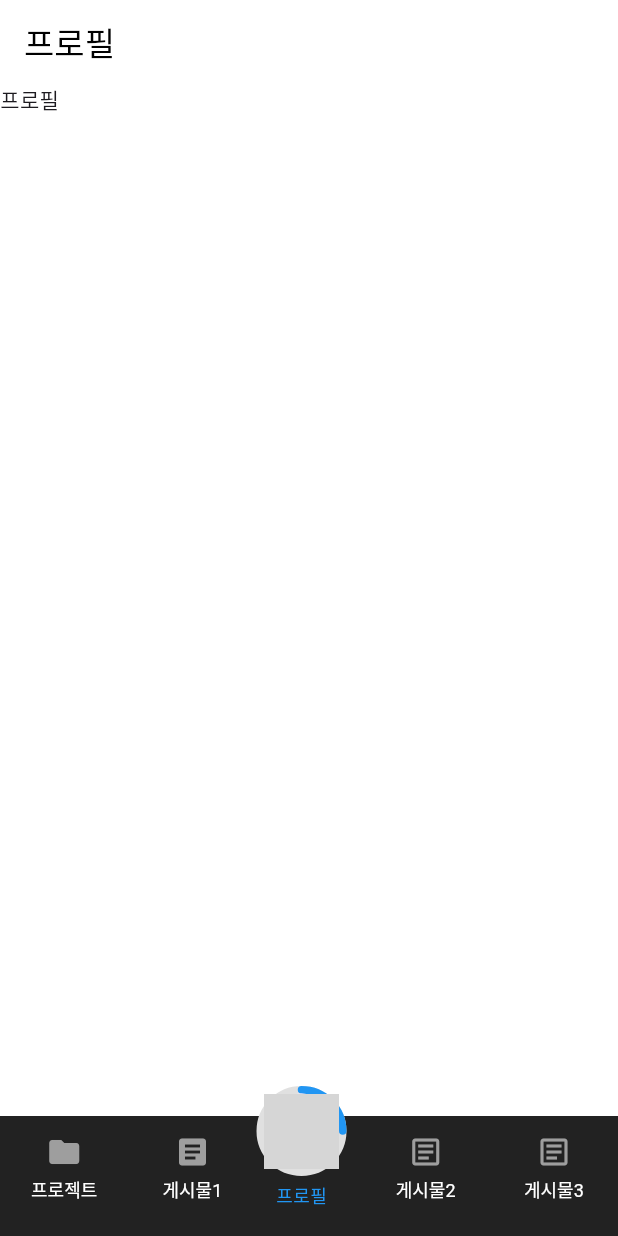
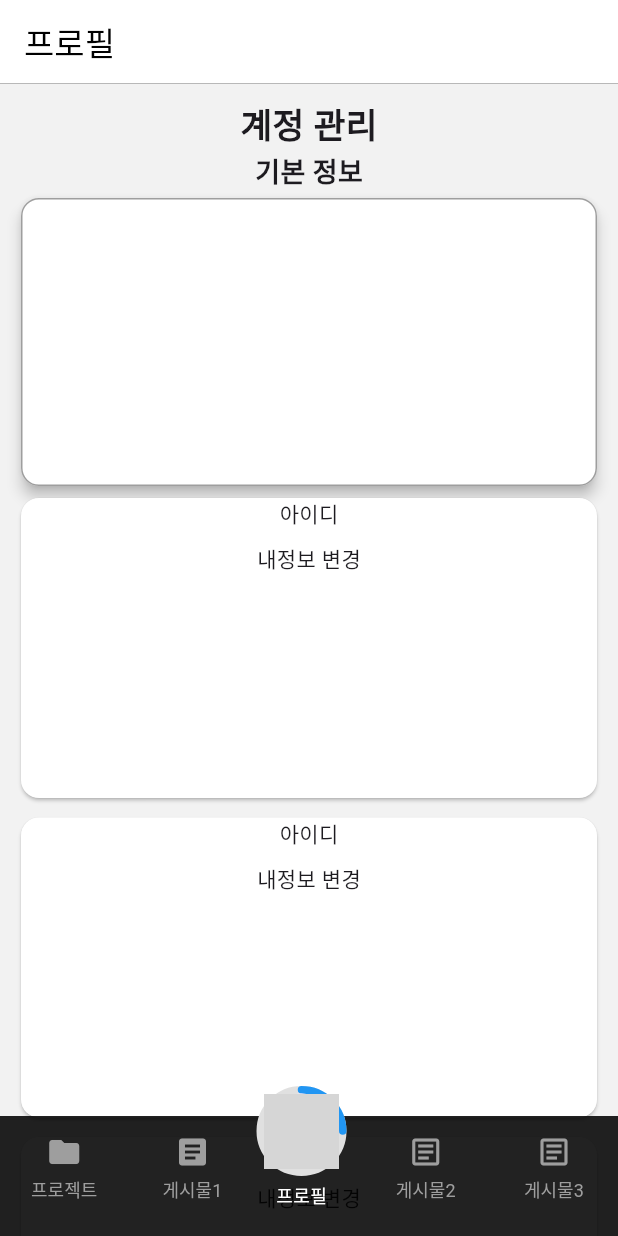
Before and after one commit to hanu1229/devconnect_app, a Flutter app: the screen it shows after launch, item 3 of the bottom bar chosen, on a phone screen of 412 x 824 dp. Run offline on Flutter 3.47's test engine with Material 3 defaults, Android fonts, the phone set to English and light mode, and no system bars; drawn by our look-alikes of percent_indicator; network calls fail; grey boxes are pictures that could not be loaded.

Commit message:
4/25 박희만 : 커스텀바텀바 생성

```diff
--- a/lib/app/component/custimbottombar.dart
+++ b/lib/app/component/custimbottombar.dart
@@ -54,7 +54,7 @@ class CustomBottomNavBar extends StatelessWidget {
                     "프로필",
                     style: TextStyle(
                       fontSize: 12,
-                      color: Colors.blue,
+                      color: Colors.white,
                     ),
                   ),
                 ],
@@ -83,14 +83,14 @@ class CustomBottomNavBar extends StatelessWidget {
               AnimatedScale(
                 scale: isSelected ? 1.2 : 1.0,
                 duration: Duration(milliseconds: 200),
-                child: Icon(icon, color: isSelected ? Colors.blue : Colors.grey),
+                child: Icon(icon, color: isSelected ? Colors.white : Colors.grey),
               ),
               SizedBox(height: 4),
               AnimatedDefaultTextStyle(
                 duration: Duration(milliseconds: 200),
                 style: TextStyle(
                   fontSize: 12,
-                  color: isSelected ? Colors.blue : Colors.white,
+                  color: isSelected ? Colors.white : Colors.grey,
                   fontWeight: isSelected ? FontWeight.bold : FontWeight.normal,
                 ),
                 child: Text(label),
--- a/lib/app/member/login.dart
+++ b/lib/app/developer/login.dart
@@ -3,13 +3,12 @@ import 'package:flutter/material.dart';
 
 class LogIn extends StatefulWidget{
   @override
-  State<StatefulWidget> createState() {
-    // TODO: implement createState
-    throw UnimplementedError();
+  _LogInState createState() {
+    return _LogInState();
   }
 }
 
-class _LogIn extends State< LogIn >{
+class _LogInState extends State< LogIn >{
   @override
   Widget build(BuildContext context) {
     return Scaffold(
--- /dev/null
+++ b/lib/app/developer/profile.dart
@@ -0,0 +1,114 @@
+import 'package:devconnect_app/style/app_colors.dart';
+import 'package:flutter/material.dart';
+
+class Profile extends StatefulWidget{
+  @override
+  _ProfileState createState() {
+    return _ProfileState();
+  }
+}
+
+class _ProfileState extends State< Profile >{
+  @override
+  Widget build(BuildContext context) {
+    return Scaffold(
+      body: SingleChildScrollView(
+        child: Column(
+          children: [
+            Container(
+                padding: EdgeInsets.all( 10 ),
+                color: Color(0xfff2f2f2),
+                width: double.infinity,
+                child: Column(
+                  children: [
+                    Text("계정 관리",style: TextStyle(
+                      fontSize: 23,
+                      fontWeight: FontWeight.bold,
+                    ),
+                    textAlign: TextAlign.left,
+                    ),
+                    Text("기본 정보",style: TextStyle(
+                      fontSize: 18,
+                      fontWeight: FontWeight.bold,
+                    ),),
+                    SizedBox(
+                      height: 200,
+                      width: double.infinity,
+                      child: Card(
+                        shape: RoundedRectangleBorder(
+                          borderRadius:
+                            BorderRadius.circular(12),
+                          side: BorderSide( width: 1, color: Colors.grey ),
+                        ),
+                        elevation: 4,
+                        color: Colors.white,
+                      ),
+                    ),
+                    Card(
+                      color: Colors.white,
+                      shape: RoundedRectangleBorder(
+                        borderRadius: BorderRadius.circular( 12 ),
+                      ),
+                      child: Container(
+                        height: 200,
+                        width: double.infinity,
+                        child: Column(
+                          children: [
+                            Text('아이디'),
+                            SizedBox( height: 10, ),
+                            Text('내정보 변경'),
+                          ],
+                        ),
+                      ),
+                    ),
+
+                    SizedBox( height: 5,),
+
+                    Card(
+                      color: Colors.white,
+                      shape: RoundedRectangleBorder(
+                        borderRadius: BorderRadius.circular( 12 ),
+                      ),
+                      child: Container(
+                        height: 200,
+                        width: double.infinity,
+                        child: Column(
+                          children: [
+                            Text('아이디'),
+                            SizedBox( height: 10, ),
+                            Text('내정보 변경'),
+                          ],
+                        ),
+                      ),
+                    ),
+
+                    SizedBox( height: 5,),
+
+                    Card(
+                      color: Colors.white,
+                      shape: RoundedRectangleBorder(
+                        borderRadius: BorderRadius.circular( 12 ),
+                      ),
+                      child: Container(
+                        height: 200,
+                        width: double.infinity,
+                        child: Column(
+                          children: [
+                            Text('아이디'),
+                            SizedBox( height: 10, ),
+                            Text('내정보 변경'),
+                          ],
+                        ),
+                      ),
+                    ),
+
+
+                  ],
+                )
+            ),
+          ],
+        ),
+      )
+    );
+  }
+}
--- a/lib/app/layout/main_app.dart
+++ b/lib/app/layout/main_app.dart
@@ -1,5 +1,5 @@
 import 'package:devconnect_app/app/component/custimbottombar.dart';
-import 'package:devconnect_app/app/member/profile.dart';
+import 'package:devconnect_app/app/developer/profile.dart';
 import 'package:devconnect_app/style/app_colors.dart';
 import 'package:flutter/material.dart';
 import 'package:percent_indicator/percent_indicator.dart';
@@ -37,6 +37,7 @@ class _MainAppState extends State<MainApp> {
           style: TextStyle(color: AppColors.textColor),
         ),
         backgroundColor: AppColors.bgColor,
+        shape: Border( bottom: BorderSide( color: Color(0x5F000000), width: 0.5 )),
       ),
       body: Stack(
         children: [
--- a/lib/app/member/profile.dart
+++ /dev/null
@@ -1,19 +0,0 @@
-import 'package:flutter/material.dart';
-
-class Profile extends StatefulWidget{
-  @override
-  _ProfileState createState() {
-    return _ProfileState();
-  }
-}
-
-class _ProfileState extends State< Profile >{
-  @override
-  Widget build(BuildContext context) {
-    return Scaffold(
-      body: Container(
-        child: Text("프로필"),
-      ),
-    );
-  }
-}
```
